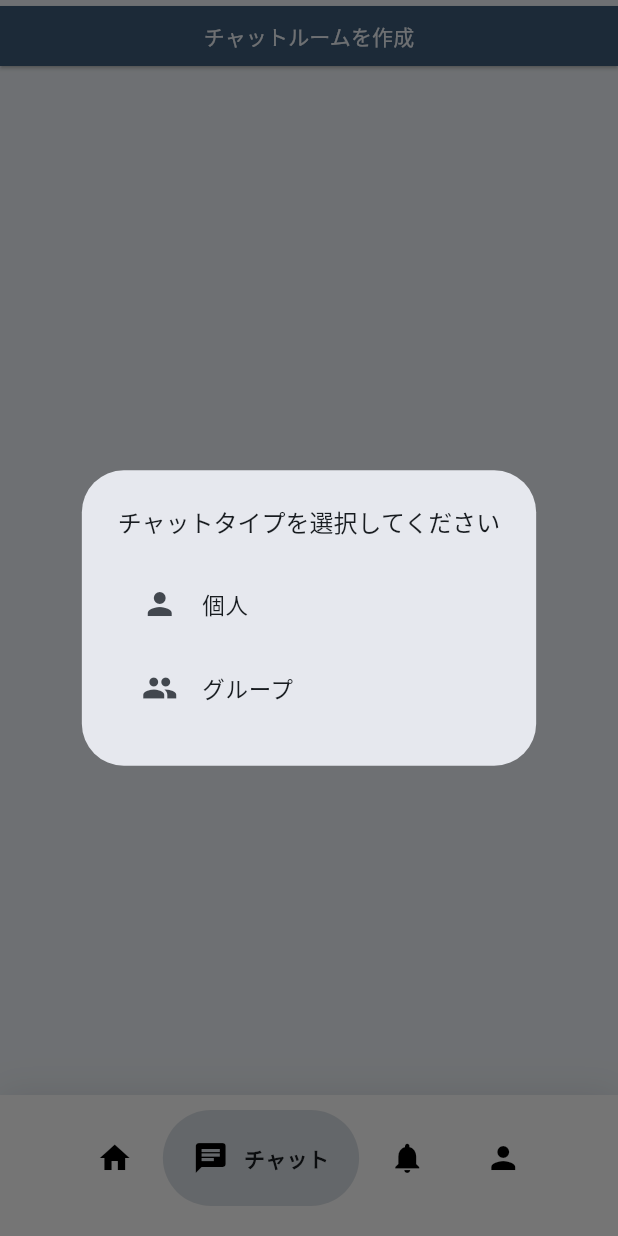
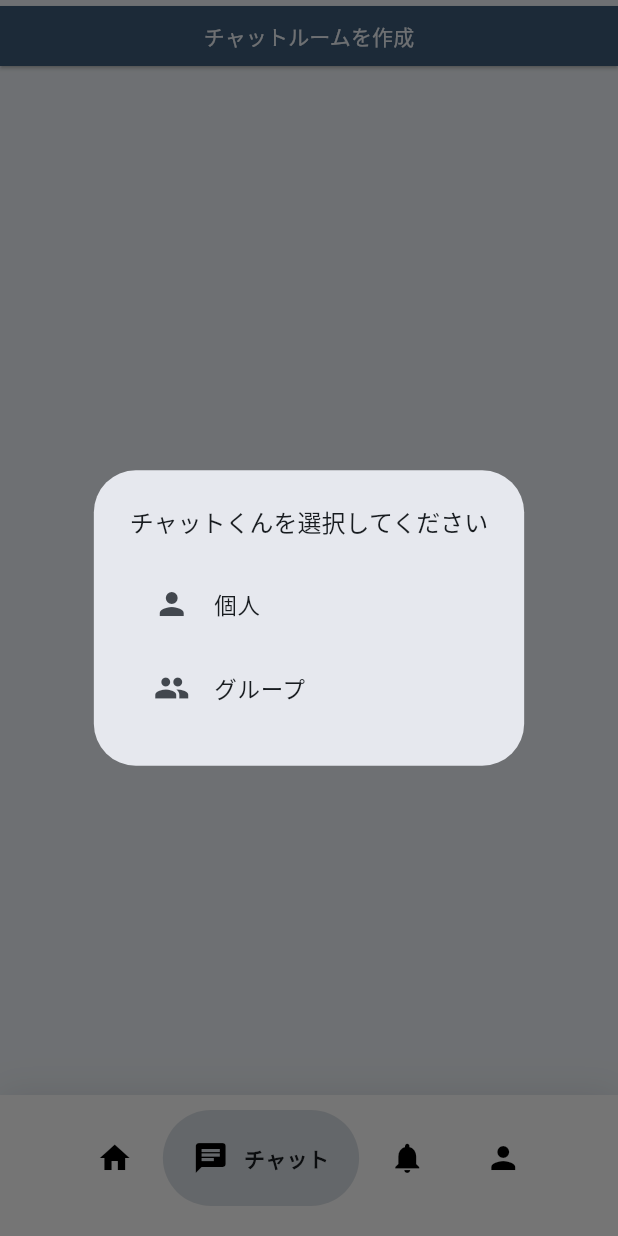
Before and after one commit to KTT-Projects/shine_portal, a Flutter app: the screen it shows once a user with an empty profile is signed in, item 2 of the bottom bar chosen, after a tap on "チャットルームを作成", on a phone screen of 412 x 824 dp. Run offline on Flutter 3.47's test engine with Material 3 defaults, Android fonts, the phone set to English and light mode, and no system bars; drawn by our look-alikes of google_nav_bar; our stand-ins replace firebase_auth, firebase_core, google_fonts, loading_animation_widget; missing offline and left inert: dart:ffi; accounts and stored records are empty.

Commit message:
changed chat type question

```diff
--- a/lib/pages/chat_page.dart
+++ b/lib/pages/chat_page.dart
@@ -14,7 +14,7 @@ class _ChatPageState extends State<ChatPage> {
       builder: (BuildContext context) {
         return AlertDialog(
           title: const Text(
-            'チャットタイプを選択してください',
+            'チャットくんを選択してください',
             style: TextStyle(
               fontSize: 16,
             ),
```
Also changed, not shown: pubspec.lock, 1 other file.
